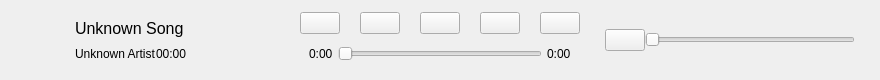
Qt form src/frontend/controls.ui (MilanJzo/eda-mp3) before a commit.
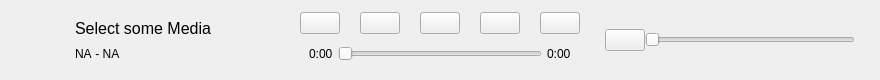
The same form after that commit. Icons and pictures are not drawn.

Commit message: adjusted behaviour of controls ui metadata display when no song is set

The edit to the form file:
```diff
--- a/src/frontend/controls.ui
+++ b/src/frontend/controls.ui
@@ -130,7 +130,7 @@
               </font>
              </property>
              <property name="text">
-              <string>Unknown Song</string>
+              <string>Select some Media</string>
              </property>
             </widget>
            </item>
@@ -167,7 +167,7 @@
                  </sizepolicy>
                 </property>
                 <property name="text">
-                 <string>Unknown Artist</string>
+                 <string>NA</string>
                 </property>
                </widget>
               </item>
@@ -180,7 +180,7 @@
                  </sizepolicy>
                 </property>
                 <property name="text">
-                 <string>00:00</string>
+                 <string> - NA</string>
                 </property>
                </widget>
               </item>
```
The commit also changes 3 other files.
